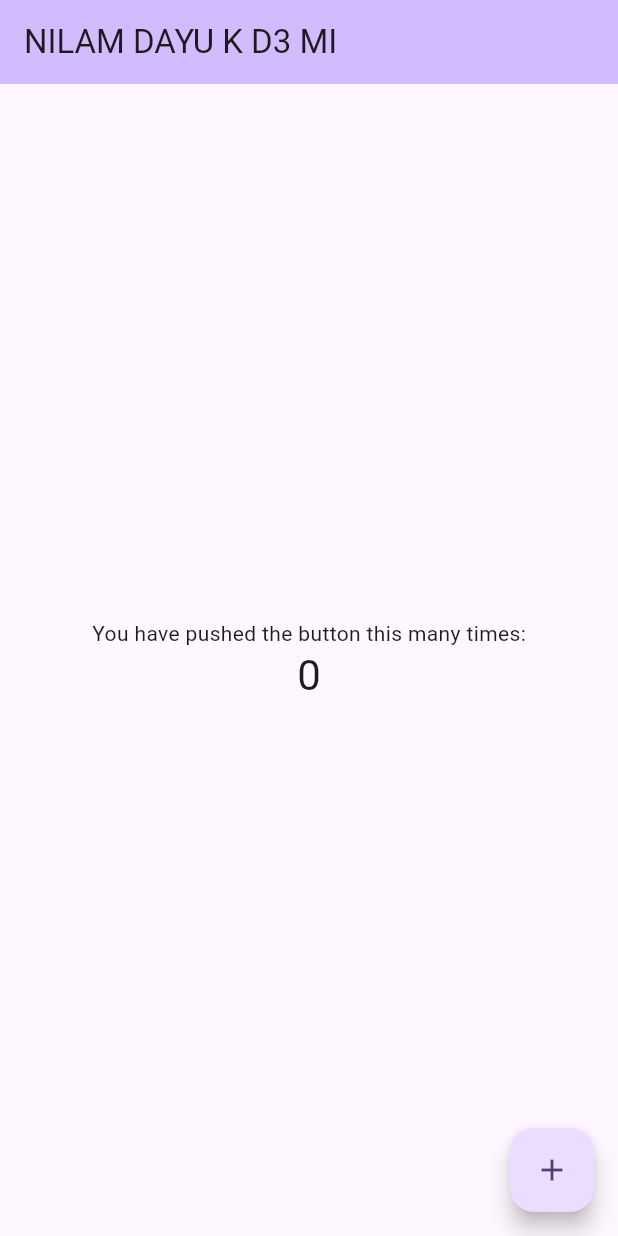
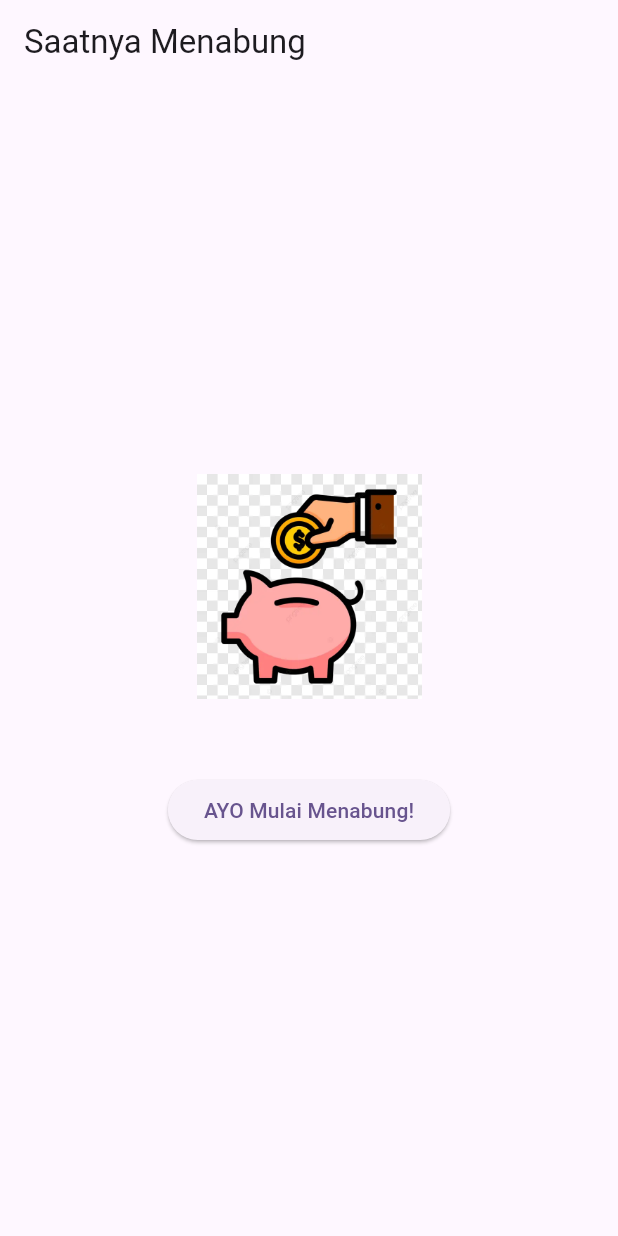
Before and after one commit to inidknqwertt/prak-mobilelanjut-2307051014, a Flutter app: the screen it shows after launch, on a phone screen of 412 x 824 dp. Run offline on Flutter 3.47's test engine with Material 3 defaults, Android fonts, the phone set to English and light mode, and no system bars.

Commit message:
Pertemuan 3: Basic Widget

```diff
--- /dev/null
+++ b/lib/basic_widget.dart
@@ -0,0 +1,31 @@
+import 'package:flutter/material.dart';
+
+class BasicWidget extends StatelessWidget {
+  const BasicWidget({super.key});
+
+  @override
+  Widget build(BuildContext context) {
+    return Scaffold(
+      appBar: AppBar(
+        title: const Text('Saatnya Menabung'),
+      ), // AppBar
+      body: Center(
+        child: Column(
+          mainAxisAlignment: MainAxisAlignment.center,
+          children: [
+            Image.asset(
+              'assets/images/logo.png',
+              width: 150,
+              height: 150,
+            ), // Image.asset
+            const SizedBox(height: 50),
+            ElevatedButton(
+              onPressed: () {},
+              child: const Text('AYO Mulai Menabung!'),
+            ), // ElevatedButton
+          ],
+        ), // Column
+      ), // Center
+    ); // Scaffold
+  }
+}
--- a/lib/main.dart
+++ b/lib/main.dart
@@ -1,4 +1,7 @@
 import 'package:flutter/material.dart';
+// import 'package:myapp/column_widget.dart';
+// import 'package:myapp/row_widget.dart';
+import 'package:myapp/basic_widget.dart';
 
 void main() {
   runApp(const MyApp());
@@ -7,116 +10,15 @@ void main() {
 class MyApp extends StatelessWidget {
   const MyApp({super.key});
 
-  // This widget is the root of your application.
   @override
   Widget build(BuildContext context) {
     return MaterialApp(
-      title: 'Flutter Demo',
+      title: 'Praktikum Mobile Lanjut',
       theme: ThemeData(
-        // This is the theme of your application.
-        //
-        // TRY THIS: Try running your application with "flutter run". You'll see
-        // the application has a purple toolbar. Then, without quitting the app,
-        // try changing the seedColor in the colorScheme below to Colors.green
-        // and then invoke "hot reload" (save your changes or press the "hot
-        // reload" button in a Flutter-supported IDE, or press "r" if you used
-        // the command line to start the app).
-        //
-        // Notice that the counter didn't reset back to zero; the application
-        // state is not lost during the reload. To reset the state, use hot
-        // restart instead.
-        //
-        // This works for code too, not just values: Most code changes can be
-        // tested with just a hot reload.
         colorScheme: ColorScheme.fromSeed(seedColor: Colors.deepPurple),
-      ),
-      home: const MyHomePage(title: 'NILAM DAYU K D3 MI'),
+        useMaterial3: true,
+      ), // ThemeData
+      home: const BasicWidget(),
     );
   }
 }
-
-class MyHomePage extends StatefulWidget {
-  const MyHomePage({super.key, required this.title});
-
-  // This widget is the home page of your application. It is stateful, meaning
-  // that it has a State object (defined below) that contains fields that affect
-  // how it looks.
-
-  // This class is the configuration for the state. It holds the values (in this
-  // case the title) provided by the parent (in this case the App widget) and
-  // used by the build method of the State. Fields in a Widget subclass are
-  // always marked "final".
-
-  final String title;
-
-  @override
-  State<MyHomePage> createState() => _MyHomePageState();
-}
-
-class _MyHomePageState extends State<MyHomePage> {
-  int _counter = 0;
-
-  void _incrementCounter() {
-    setState(() {
-      // This call to setState tells the Flutter framework that something has
-      // changed in this State, which causes it to rerun the build method below
-      // so that the display can reflect the updated values. If we changed
-      // _counter without calling setState(), then the build method would not be
-      // called again, and so nothing would appear to happen.
-      _counter++;
-    });
-  }
-
-  @override
-  Widget build(BuildContext context) {
-    // This method is rerun every time setState is called, for instance as done
-    // by the _incrementCounter method above.
-    //
-    // The Flutter framework has been optimized to make rerunning build methods
-    // fast, so that you can just rebuild anything that needs updating rather
-    // than having to individually change instances of widgets.
-    return Scaffold(
-      appBar: AppBar(
-        // TRY THIS: Try changing the color here to a specific color (to
-        // Colors.amber, perhaps?) and trigger a hot reload to see the AppBar
-        // change color while the other colors stay the same.
-        backgroundColor: Theme.of(context).colorScheme.inversePrimary,
-        // Here we take the value from the MyHomePage object that was created by
-        // the App.build method, and use it to set our appbar title.
-        title: Text(widget.title),
-      ),
-      body: Center(
-        // Center is a layout widget. It takes a single child and positions it
-        // in the middle of the parent.
-        child: Column(
-          // Column is also a layout widget. It takes a list of children and
-          // arranges them vertically. By default, it sizes itself to fit its
-          // children horizontally, and tries to be as tall as its parent.
-          //
-          // Column has various properties to control how it sizes itself and
-          // how it positions its children. Here we use mainAxisAlignment to
-          // center the children vertically; the main axis here is the vertical
-          // axis because Columns are vertical (the cross axis would be
-          // horizontal).
-          //
-          // TRY THIS: Invoke "debug painting" (choose the "Toggle Debug Paint"
-          // action in the IDE, or press "p" in the console), to see the
-          // wireframe for each widget.
-          mainAxisAlignment: MainAxisAlignment.center,
-          children: <Widget>[
-            const Text('You have pushed the button this many times:'),
-            Text(
-              '$_counter',
-              style: Theme.of(context).textTheme.headlineMedium,
-            ),
-          ],
-        ),
-      ),
-      floatingActionButton: FloatingActionButton(
-        onPressed: _incrementCounter,
-        tooltip: 'Increment',
-        child: const Icon(Icons.add),
-      ), // This trailing comma makes auto-formatting nicer for build methods.
-    );
-  }
-}
--- a/pubspec.yaml
+++ b/pubspec.yaml
@@ -58,7 +58,8 @@ flutter:
   uses-material-design: true
 
   # To add assets to your application, add an assets section, like this:
-  # assets:
+  assets:
+    - assets/images/logo.png
   #   - images/a_dot_burr.jpeg
   #   - images/a_dot_ham.jpeg
 
```
Also changed, not shown: lib/column_widget.dart (added, +22 -0 lines), lib/row_widget.dart (added, +22 -0 lines), assets/images/logo.png (added), 11 other files.
